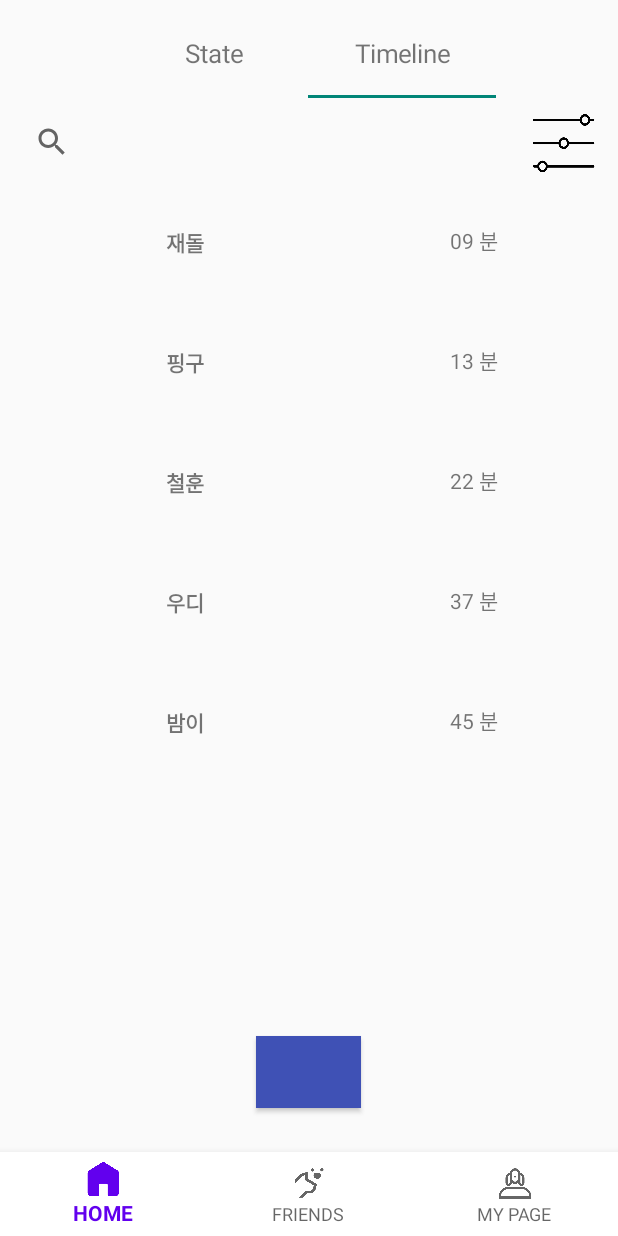
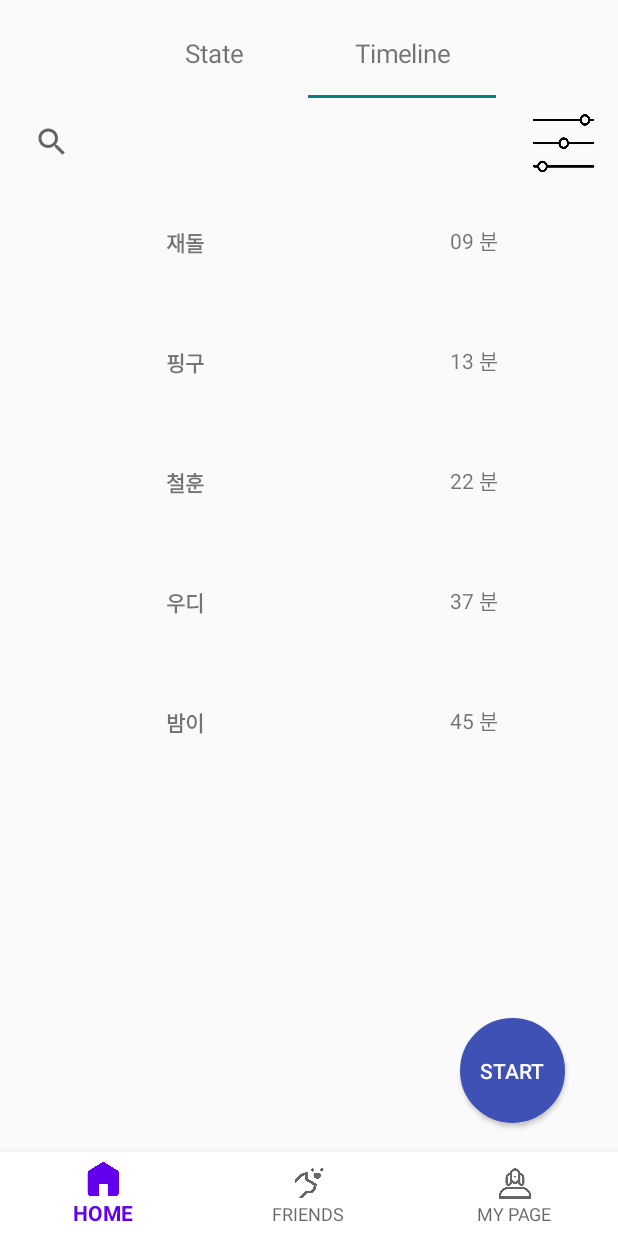
Before and after one commit to Hong-yehoon/My_HuanDog, an Android app: the screen it shows after launch (MainActivity), tab 2 chosen, on a phone screen of 412 x 824 dp. Run offline under Robolectric (Android 15) with nearby library versions, the phone set to English and light mode, and no system bars; our stand-ins replace Firebase (no records; nobody signed in at launch, a user with empty details on screens opened directly); libraries missing offline, so code that uses them is left out: com.github.mikephil.charting; 13 statements that could not run were skipped.

Commit message:
firebase연결, chart 추가

```diff
--- a/app/build.gradle
+++ b/app/build.gradle
@@ -46,6 +46,8 @@ dependencies {
     implementation platform('com.google.firebase:firebase-bom:27.1.0')
     implementation 'com.google.firebase:firebase-analytics'
 
+    //chart
+    implementation 'com.github.PhilJay:MPAndroidChart:v3.1.0'
 
 
 }
--- a/app/src/main/java/com/example/my_huandog/StatePager.java
+++ b/app/src/main/java/com/example/my_huandog/StatePager.java
@@ -2,6 +2,7 @@ package com.example.my_huandog;
 
 import android.database.Cursor;
 import android.database.sqlite.SQLiteDatabase;
+import android.graphics.Color;
 import android.os.Build;
 import android.os.Bundle;
 import android.view.LayoutInflater;
@@ -11,6 +12,15 @@ import android.widget.TextView;
 
 import androidx.annotation.RequiresApi;
 import androidx.fragment.app.Fragment;
+
+import com.github.mikephil.charting.charts.BarChart;
+import com.github.mikephil.charting.data.BarData;
+import com.github.mikephil.charting.data.BarDataSet;
+import com.github.mikephil.charting.data.BarEntry;
+import com.github.mikephil.charting.utils.ColorTemplate;
+
+
+import java.util.ArrayList;
 
 
 public class StatePager extends Fragment {
@@ -23,6 +33,11 @@ public class StatePager extends Fragment {
 
     String sql;
     Cursor cur;
+    BarChart chart;
+
+    public final static String[] days = new String[]{"Mon", "Tue", "Wen", "Thu", "Fri", "Sat", "Sun",};
+
+
 
     @RequiresApi(api = Build.VERSION_CODES.N)
     @Override
@@ -32,9 +47,23 @@ public class StatePager extends Fragment {
         lastDay = (TextView)viewGroup.findViewById(R.id.lastDay);
         lastTime = (TextView)viewGroup.findViewById(R.id.lastTime);
 
+        chart = (BarChart)viewGroup.findViewById(R.id.timeChart);
+        chart.setDrawGridBackground(false);
+
+        BarDataSet barDataSet = new BarDataSet(data(),"testData");
+        barDataSet.setColors(ColorTemplate.COLORFUL_COLORS);
+
+        BarData barData = new BarData();
+        barData.addDataSet(barDataSet);
+
+        chart.setData(barData);
+        chart.setPinchZoom(false);
+        //chart.invalidate();
+       sqlDB = helper.getReadableDatabase();
+        sql = "SELECT walkTime , walkDay FROM "+ helper.table;
+
+
         helper = new SQLiteDatabaseOpenHelper(getContext(), SQLiteDatabaseOpenHelper.table,null,1);
-        sqlDB = helper.getReadableDatabase();
-        sql = "SELECT walkTime , walkDay FROM "+ helper.table;
         cur = sqlDB.rawQuery(sql, null);
         cur.moveToLast();
 
@@ -48,7 +77,33 @@ public class StatePager extends Fragment {
         cur.close();
         helper.close();
 
+        Cursor cur01;
+
+        cur01 = sqlDB.rawQuery("Select walkTime, walkDaty FROM "+helper.table,null);
+        if(cur !=null && cur.moveToLast()){
+            String tt = cur.getString(0);
+            String dd = cur.getString(1);
+
+        }
+
+
         return viewGroup;
+
+
+
+    }
+    private ArrayList<BarEntry> data (){
+        ArrayList<BarEntry> data_val = new ArrayList<>();
+        data_val.add(new BarEntry(1,10));
+        data_val.add(new BarEntry(2,20));
+        data_val.add(new BarEntry(3,25));
+        data_val.add(new BarEntry(4,5));
+        data_val.add(new BarEntry(5,0));
+        data_val.add(new BarEntry(6,30));
+        data_val.add(new BarEntry(7,27));
+        return data_val;
+
     }
 
+
 }
--- a/app/src/main/res/layout/activity_main.xml
+++ b/app/src/main/res/layout/activity_main.xml
@@ -15,6 +15,7 @@
        app:menu="@menu/bottom_nav_menu"
        app:labelVisibilityMode="labeled"
        app:itemBackground="@color/white"
+
        />
 
 </FrameLayout>
--- a/app/src/main/res/layout/main_fragment_home.xml
+++ b/app/src/main/res/layout/main_fragment_home.xml
@@ -28,11 +28,15 @@
     <Button
         android:id="@+id/start_fabBtn"
         android:layout_width="70dp"
-        android:layout_height="wrap_content"
+        android:layout_height="70dp"
         android:layout_alignParentBottom="true"
-        android:layout_centerHorizontal="true"
-        android:layout_marginBottom="80dp"
-        android:background="@color/basicBtn"
+        android:layout_alignParentRight="true"
+        android:layout_marginRight="30dp"
+        android:layout_marginBottom="70dp"
+        android:backgroundTint="@color/basicBtn"
+        android:text="START"
+        android:textColor="@color/white"
+        android:background="@drawable/startbtn"
         >
 
     </Button>
--- a/build.gradle
+++ b/build.gradle
@@ -3,6 +3,7 @@ buildscript {
     repositories {
         google()
         jcenter()
+
     }
     dependencies {
         classpath "com.android.tools.build:gradle:4.2.0-beta03"
@@ -10,6 +11,7 @@ buildscript {
         // NOTE: Do not place your application dependencies here; they belong
         // in the individual module build.gradle files
         classpath 'com.google.gms:google-services:4.3.5'
+
     }
 }
 
@@ -17,6 +19,9 @@ allprojects {
     repositories {
         google()
         jcenter()
+
+        maven { url 'https://jitpack.io' }
+
     }
 }
 
```
Also changed, not shown: app/src/main/java/com/example/my_huandog/MainActivity.java (+6 -2 lines), app/src/main/java/com/example/my_huandog/StartActivity.java (+3 -4 lines), app/src/main/res/layout/home_state.xml (+17 -0 lines).
